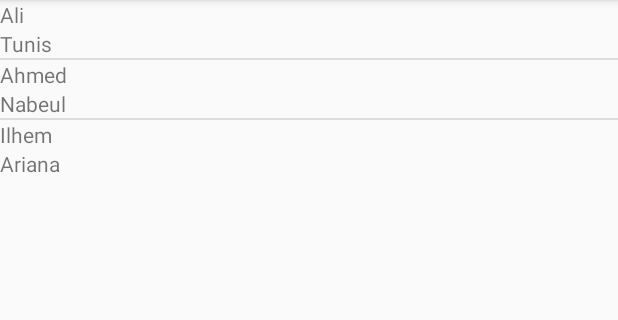
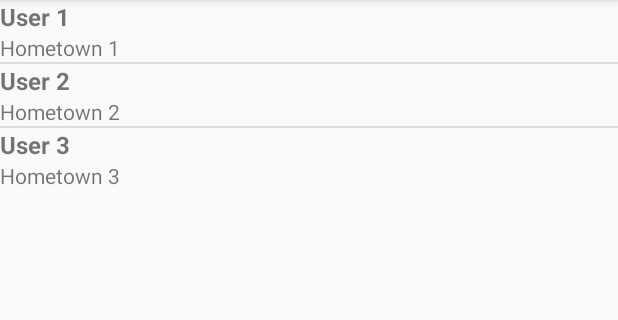
Before and after one commit to houda-toukabri/Activite_Liste_V3, an Android app: the screen it shows after launch (MainActivity), on a phone screen of 412 x 824 dp, the part 84-404 px from its top. Run offline under Robolectric (Android 15) with nearby library versions, the phone set to English and light mode, and no system bars.

```diff
--- a/app/src/main/AndroidManifest.xml
+++ b/app/src/main/AndroidManifest.xml
@@ -1,5 +1,6 @@
 <?xml version="1.0" encoding="utf-8"?>
 <manifest xmlns:android="http://schemas.android.com/apk/res/android"
+    xmlns:tools="http://schemas.android.com/tools"
     package="com.iset.activite_liste_v3">
 
     <application
@@ -8,7 +9,8 @@
         android:label="@string/app_name"
         android:roundIcon="@mipmap/ic_launcher_round"
         android:supportsRtl="true"
-        android:theme="@style/AppTheme">
+        android:theme="@style/AppTheme"
+        tools:ignore="AllowBackup,GoogleAppIndexingWarning">
         <activity android:name=".MainActivity">
             <intent-filter>
                 <action android:name="android.intent.action.MAIN" />
--- a/app/src/main/java/com/iset/activite_liste_v3/MainActivity.java
+++ b/app/src/main/java/com/iset/activite_liste_v3/MainActivity.java
@@ -1,9 +1,9 @@
 package com.iset.activite_liste_v3;
-
-import androidx.appcompat.app.AppCompatActivity;
 
 import android.os.Bundle;
 import android.widget.ListView;
+
+import androidx.appcompat.app.AppCompatActivity;
 
 import java.util.ArrayList;
 
@@ -14,17 +14,16 @@ public class MainActivity extends AppCompatActivity {
     protected void onCreate(Bundle savedInstanceState) {
         super.onCreate(savedInstanceState);
         setContentView(R.layout.activity_main);
+        ListView listView = findViewById(R.id.lvItems);
 
-        ListView listView = (ListView) findViewById(R.id.lvItems);
         // Construct the data source
-        ArrayList<User> arrayOfUsers = new ArrayList<User>();
-        arrayOfUsers.add(new User("Ali", "Tunis"));
-        arrayOfUsers.add(new User("Ahmed","Nabeul"));
-        arrayOfUsers.add(new User("Ilhem","Ariana"));
+        ArrayList<User> arrayOfUsers = new ArrayList<>();
 
         // Create the adapter to convert the array to views
         UsersAdapter adapter = new UsersAdapter(this, arrayOfUsers);
         listView.setAdapter(adapter);
-
+        adapter.add(new User("User 1", "Hometown 1"));
+        adapter.add(new User("User 2", "Hometown 2"));
+        adapter.add(new User("User 3", "Hometown 3"));
     }
 }
--- a/app/src/main/java/com/iset/activite_liste_v3/User.java
+++ b/app/src/main/java/com/iset/activite_liste_v3/User.java
@@ -1,10 +1,10 @@
 package com.iset.activite_liste_v3;
 
 public class User {
-    public String name;
-    public String hometown;
+    String name;
+    String hometown;
 
-    public User(String name, String hometown){
+    User(String name, String hometown){
         this.name = name;
         this.hometown = hometown;
     }
@@ -25,5 +25,4 @@ public class User {
         this.hometown = hometown;
     }
 
-
 }
--- a/app/src/main/java/com/iset/activite_liste_v3/UsersAdapter.java
+++ b/app/src/main/java/com/iset/activite_liste_v3/UsersAdapter.java
@@ -14,23 +14,30 @@ import java.util.ArrayList;
 class UsersAdapter extends ArrayAdapter<User> {
 
 
-    public UsersAdapter(@NonNull Context context, @NonNull ArrayList<User> objects) {
+    UsersAdapter(@NonNull Context context, @NonNull ArrayList<User> objects) {
         super(context, 0, objects);
     }
-        public View getView ( int position, View convertView, ViewGroup parent){
+
+    @NonNull
+    public View getView(int position, View convertView, @NonNull ViewGroup parent) {
         // Get the data item for this position
         User user = getItem(position);
+
         // Check if an existing view is being reused, inflate the view
         if (convertView == null) {
             convertView = LayoutInflater.from(getContext())
                     .inflate(R.layout.item_user, parent, false);
         }
+
         // Lookup view for data population
         TextView tvName = convertView.findViewById(R.id.tvName);
         TextView tvHome = convertView.findViewById(R.id.tvHome);
+
         // Populate the data into the template view using the data object
+        assert user != null;
         tvName.setText(user.name);
         tvHome.setText(user.hometown);
+
         // Return the completed view to render on screen
         return convertView;
     }
--- a/app/src/main/res/layout/item_user.xml
+++ b/app/src/main/res/layout/item_user.xml
@@ -7,7 +7,9 @@
     <TextView
         android:id="@+id/tvName"
         android:layout_width="wrap_content"
-        android:layout_height="wrap_content" />
+        android:layout_height="wrap_content"
+        android:textSize="16sp"
+        android:textStyle="bold"/>
 
     <TextView
         android:id="@+id/tvHome"
```
Lines whose indentation alone changed are shown as unchanged.
